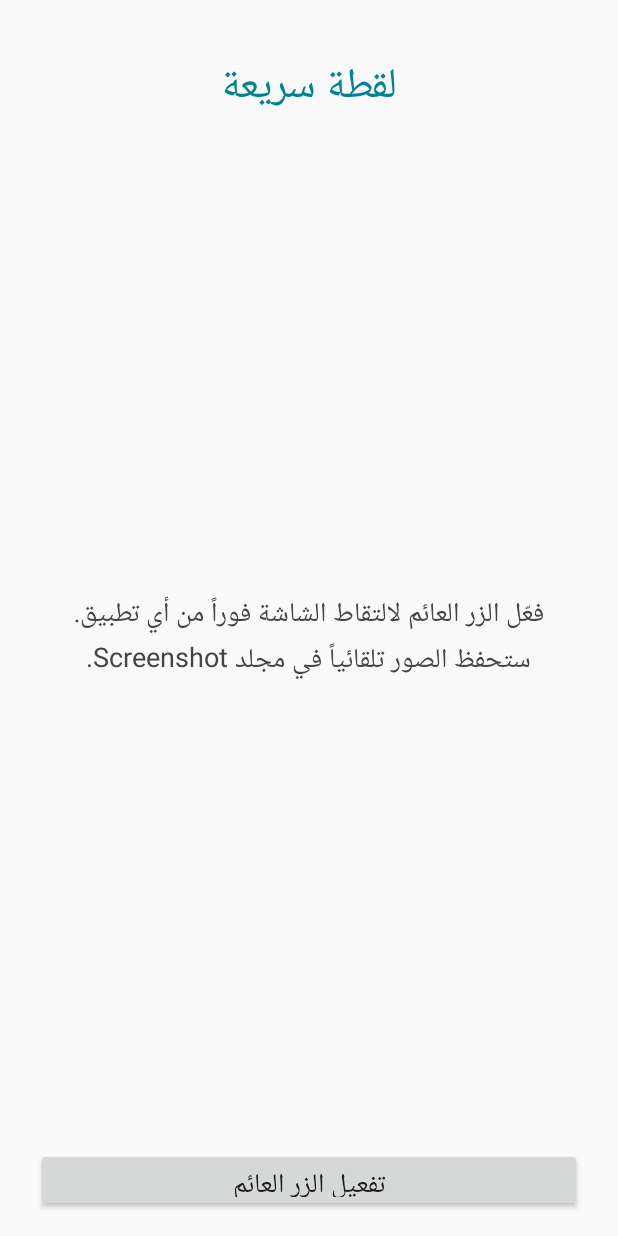
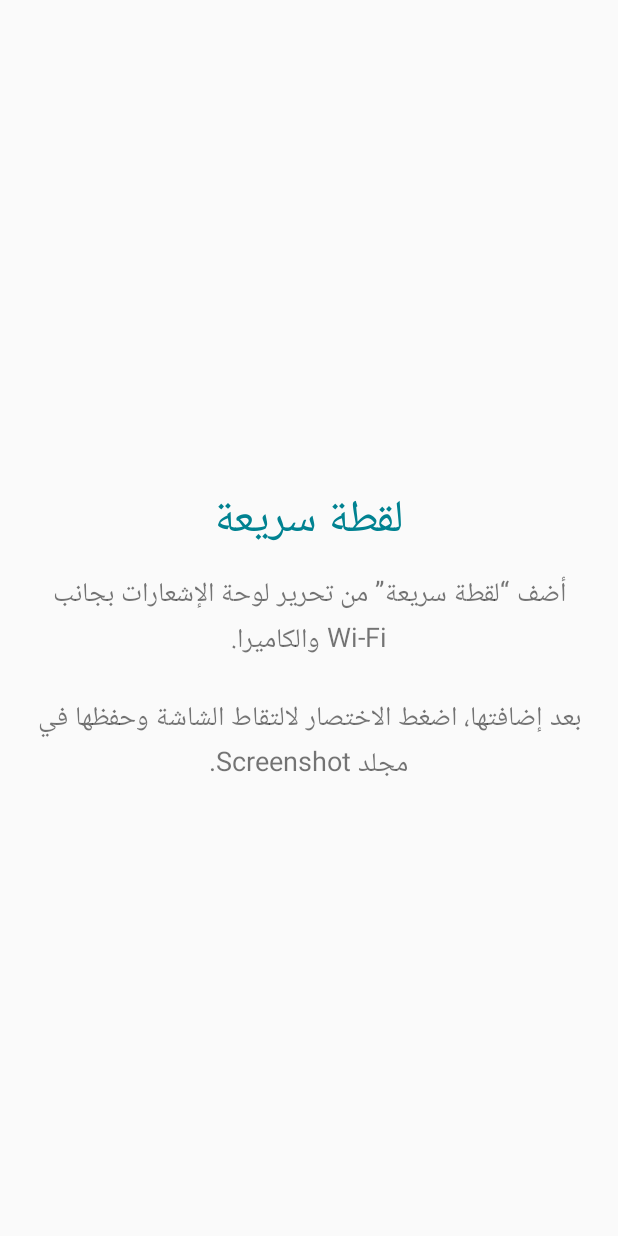
Before and after one commit to Godnit/quickshot-android, an Android app: the screen it shows after launch (MainActivity), on a phone screen of 412 x 824 dp. Run offline under Robolectric (Android 15) with nearby library versions, the light colour scheme and no system bars.

Commit message:
Update MainActivity.java

```diff
--- a/app/src/main/java/com/example/quickshot/MainActivity.java
+++ b/app/src/main/java/com/example/quickshot/MainActivity.java
@@ -1,10 +1,9 @@
 package com.example.quickshot;
-import android.app.*;import android.content.*;import android.media.projection.MediaProjectionManager;import android.net.Uri;import android.os.*;import android.provider.Settings;import android.Manifest;import android.content.pm.PackageManager;import android.graphics.Color;import android.view.*;import android.widget.*;
+import android.app.*;import android.content.*;import android.media.projection.MediaProjectionManager;import android.os.*;import android.graphics.Color;import android.view.*;import android.widget.*;
 public class MainActivity extends Activity{
- private static final int CAPTURE=42,OVERLAY=43;private MediaProjectionManager projection;
- @Override public void onCreate(Bundle b){super.onCreate(b);projection=(MediaProjectionManager)getSystemService(MEDIA_PROJECTION_SERVICE);buildUi();}
- private void buildUi(){LinearLayout box=new LinearLayout(this);box.setOrientation(LinearLayout.VERTICAL);box.setPadding(36,48,36,24);box.setLayoutDirection(View.LAYOUT_DIRECTION_RTL);TextView title=new TextView(this);title.setText("لقطة سريعة");title.setTextSize(28);title.setTextColor(Color.rgb(0,130,145));title.setGravity(Gravity.CENTER);box.addView(title,new LinearLayout.LayoutParams(-1,80));TextView info=new TextView(this);info.setText("فعّل الزر العائم لالتقاط الشاشة فوراً من أي تطبيق.\nستحفظ الصور تلقائياً في مجلد Screenshot.");info.setTextSize(18);info.setTextColor(Color.DKGRAY);info.setGravity(Gravity.CENTER);box.addView(info,new LinearLayout.LayoutParams(-1,0,1));Button start=new Button(this);start.setText("تفعيل الزر العائم");start.setTextSize(18);box.addView(start,new LinearLayout.LayoutParams(-1,64));start.setOnClickListener(v->enable());setContentView(box);}
- private void enable(){if(!Settings.canDrawOverlays(this)){startActivityForResult(new Intent(Settings.ACTION_MANAGE_OVERLAY_PERMISSION,Uri.parse("package:"+getPackageName())),OVERLAY);return;}requestProjection();}
- private void requestProjection(){if(Build.VERSION.SDK_INT>=33&&checkSelfPermission(Manifest.permission.POST_NOTIFICATIONS)!=PackageManager.PERMISSION_GRANTED)requestPermissions(new String[]{Manifest.permission.POST_NOTIFICATIONS},7);startActivityForResult(projection.createScreenCaptureIntent(),CAPTURE);}
- @Override protected void onActivityResult(int r,int c,Intent d){super.onActivityResult(r,c,d);if(r==OVERLAY){if(Settings.canDrawOverlays(this))requestProjection();}else if(r==CAPTURE&&c==RESULT_OK&&d!=null){Intent s=new Intent(this,ScreenshotService.class);s.putExtra("resultCode",c);s.putExtra("data",d);if(Build.VERSION.SDK_INT>=26)startForegroundService(s);else startService(s);Toast.makeText(this,"تم تفعيل زر الالتقاط",Toast.LENGTH_SHORT).show();finish();}}
+ private static final int CAPTURE=42;private MediaProjectionManager projection;
+ @Override public void onCreate(Bundle b){super.onCreate(b);projection=(MediaProjectionManager)getSystemService(MEDIA_PROJECTION_SERVICE);if(getIntent().getBooleanExtra("quick_tile",false))requestCapture();else buildUi();}
+ private void buildUi(){LinearLayout box=new LinearLayout(this);box.setOrientation(LinearLayout.VERTICAL);box.setPadding(32,48,32,24);box.setGravity(Gravity.CENTER);box.setLayoutDirection(View.LAYOUT_DIRECTION_RTL);TextView t=new TextView(this);t.setText("لقطة سريعة");t.setTextSize(30);t.setTextColor(Color.rgb(0,130,145));t.setGravity(Gravity.CENTER);box.addView(t,new LinearLayout.LayoutParams(-1,100));TextView i=new TextView(this);i.setText("أضف “لقطة سريعة” من تحرير لوحة الإشعارات بجانب Wi‑Fi والكاميرا.\n\nبعد إضافتها، اضغط الاختصار لالتقاط الشاشة وحفظها في مجلد Screenshot.");i.setTextSize(18);i.setGravity(Gravity.CENTER);box.addView(i);setContentView(box);}
+ private void requestCapture(){startActivityForResult(projection.createScreenCaptureIntent(),CAPTURE);}
+ @Override protected void onActivityResult(int r,int c,Intent d){super.onActivityResult(r,c,d);if(r==CAPTURE&&c==RESULT_OK&&d!=null){Intent s=new Intent(this,ScreenshotService.class);s.putExtra("resultCode",c);s.putExtra("data",d);if(Build.VERSION.SDK_INT>=26)startForegroundService(s);else startService(s);finish();}}
 }
```
